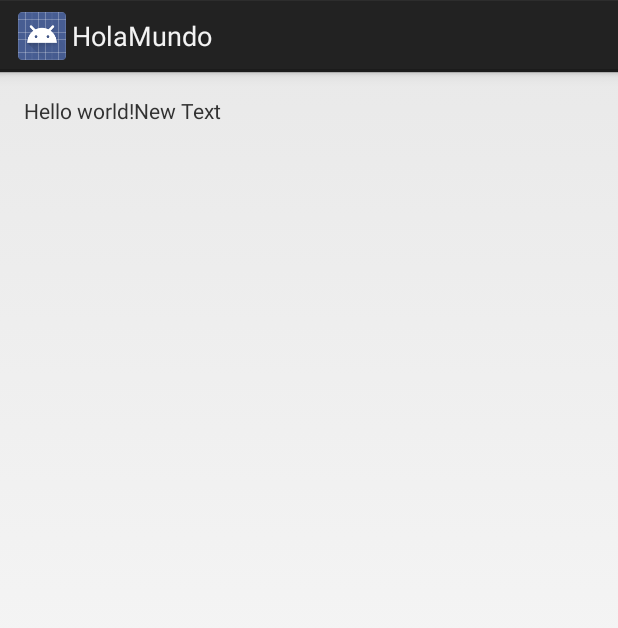
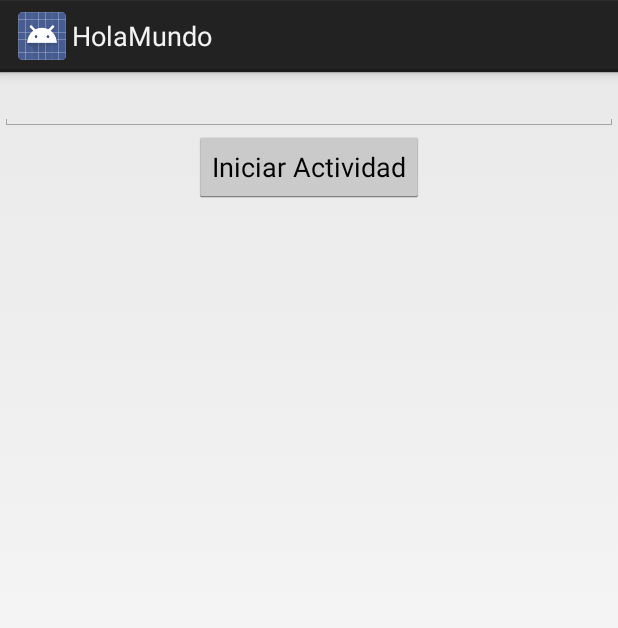
Before and after one commit to JonaxelN/HolaMundo, an Android app: the screen it shows after launch (MainActivity), on a phone screen of 412 x 824 dp. Shown: the top 628 px of the screen. Run offline under Robolectric (Android 15) with nearby library versions, the phone set to English and light mode, and no system bars.

Commit message:
Funciona abrir otra actividad con string de primera actividad

```diff
--- a/app/src/main/java/com/jonaxel/holamundo/MainActivity.java
+++ b/app/src/main/java/com/jonaxel/holamundo/MainActivity.java
@@ -1,18 +1,43 @@
 package com.jonaxel.holamundo;
 
 import android.app.Activity;
+import android.content.Intent;
 import android.os.Bundle;
 import android.util.Log;
+import android.view.View;
+import android.widget.Button;
+import android.widget.EditText;
+import android.widget.TextView;
 
 
 public class MainActivity extends Activity {
+
+    Button buttonActividad;
+
+    EditText myEditText;
 
     @Override
     protected void onCreate(Bundle savedInstanceState) {
         super.onCreate(savedInstanceState);
         setContentView(R.layout.activity_main);
 
+        myEditText = (EditText) findViewById(R.id.textoeditable);
+        buttonActividad = (Button) findViewById(R.id.button2);
+
+        buttonActividad.setOnClickListener(new View.OnClickListener() {
+            @Override
+            public void onClick(View v) {
+                String dato = myEditText.getText().toString();
+
+                Intent intent = new Intent(MainActivity.this, SegundaActividad.class);
+                intent.putExtra("texto", dato);
+                startActivity(intent);
+            }
+        });
+
         Log.d("DEBUG", "Estoy onCreate");
+
+
     }
 
     @Override
--- a/app/src/main/res/layout/activity_main.xml
+++ b/app/src/main/res/layout/activity_main.xml
@@ -1,22 +1,20 @@
-<LinearLayout xmlns:android="http://schemas.android.com/apk/res/android"
-    xmlns:tools="http://schemas.android.com/tools" android:layout_width="match_parent"
-    android:orientation="horizontal"
-    android:layout_height="match_parent" android:paddingLeft="@dimen/activity_horizontal_margin"
-    android:paddingRight="@dimen/activity_horizontal_margin"
-    android:paddingTop="@dimen/activity_vertical_margin"
-    android:paddingBottom="@dimen/activity_vertical_margin" tools:context=".MainActivity">
+<LinearLayout
+    xmlns:android="http://schemas.android.com/apk/res/android"
+    android:layout_height="fill_parent"
+    android:layout_width="fill_parent"
+    android:orientation="vertical"
+    >
 
-    <TextView android:text="@string/hello_world" android:layout_width="wrap_content"
+    <EditText
+        android:layout_width="match_parent"
         android:layout_height="wrap_content"
-        android:id="@+id/textView1" />
+        android:id="@+id/textoeditable"
+        android:layout_gravity="center_horizontal" />
 
-    <TextView
+    <Button
         android:layout_width="wrap_content"
         android:layout_height="wrap_content"
-        android:text="New Text"
-        android:id="@+id/textView"
-        android:layout_below="@+id/textView"
-        android:layout_alignParentLeft="true"
-        android:layout_alignParentStart="true" />
-
+        android:text="Iniciar Actividad"
+        android:id="@+id/button2"
+        android:layout_gravity="center_horizontal" />
 </LinearLayout>
```
Also changed, not shown: app/src/main/AndroidManifest.xml (+7 -0 lines), app/src/main/java/com/jonaxel/holamundo/SegundaActividad.java (added, +27 -0 lines), app/src/main/res/layout/segunda_actividad.xml (added, +13 -0 lines).
